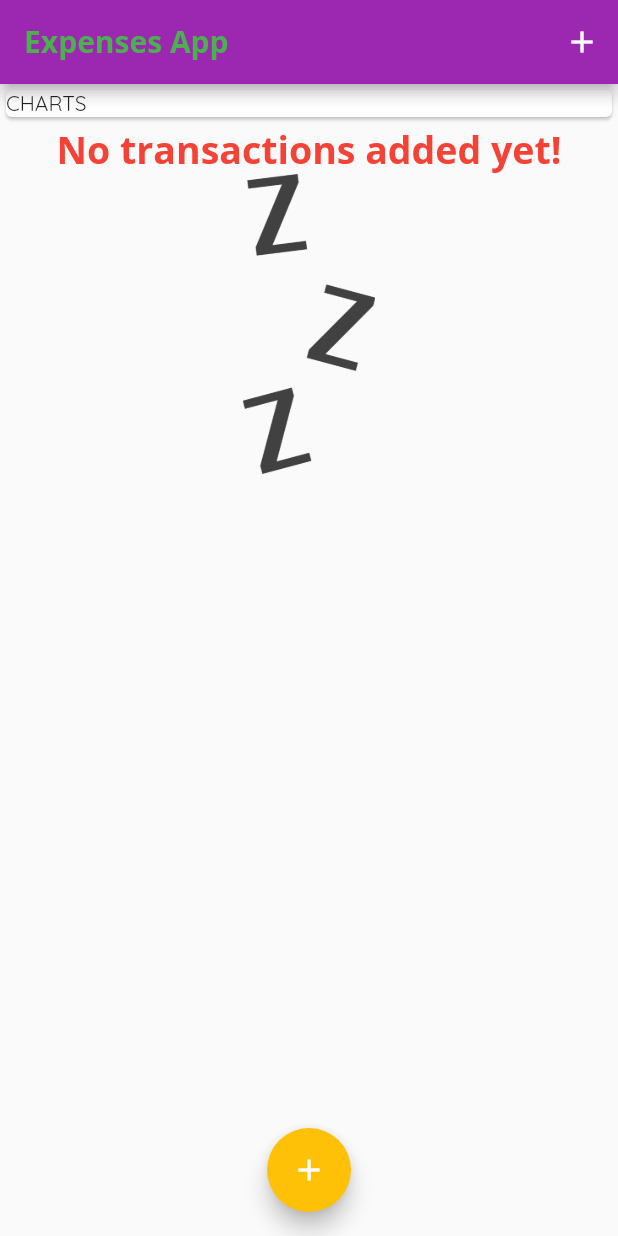
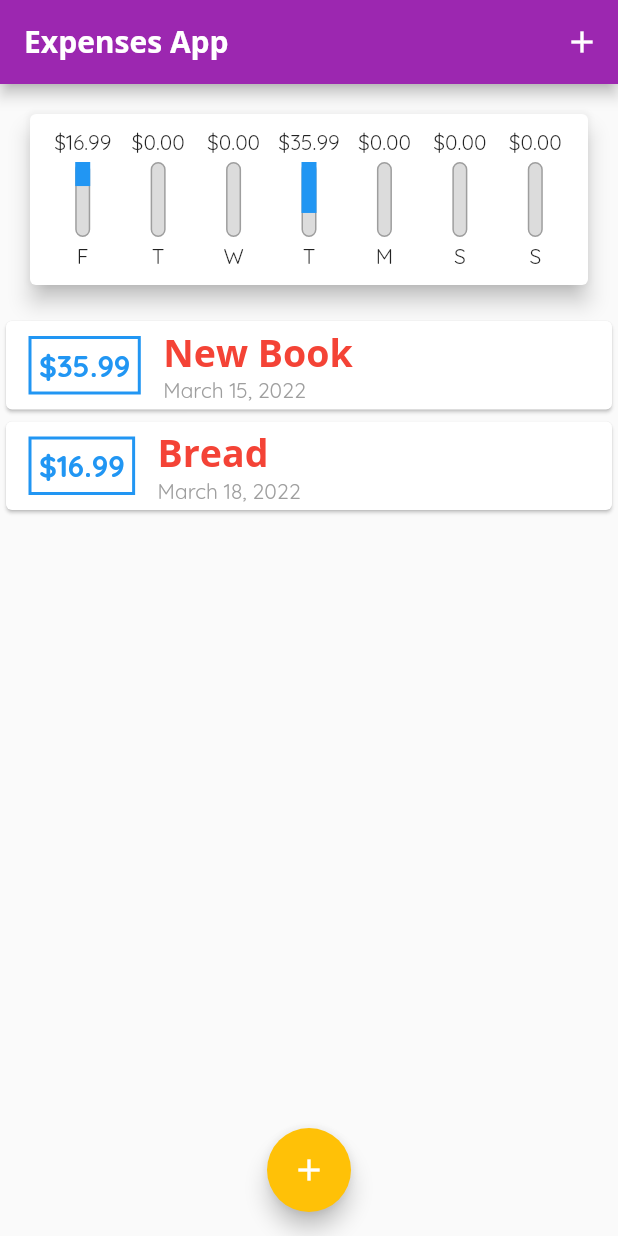
Before and after one commit to rkhaskin/flutter_expense_app, a Flutter app: the screen it shows after launch, on a phone screen of 412 x 824 dp. Run offline on Flutter 3.47's test engine with Material 2 defaults, Android fonts, the phone set to English and light mode, and no system bars.

Commit message:
added chart bars

```diff
--- a/lib/main.dart
+++ b/lib/main.dart
@@ -1,7 +1,7 @@
-import 'package:expenses_app/widgets/transaction_list.dart';
 import 'package:flutter/material.dart';
+import './widgets/new_transaction.dart';
+import './widgets/chart.dart';
 import './widgets/transaction_list.dart';
-import './widgets/new_transaction.dart';
 import './models/transaction.dart';
 
 void main() {
@@ -17,19 +17,26 @@ class MyApp extends StatefulWidget {
 
 class _MyAppState extends State<MyApp> {
   final List<Transaction> _userTransactions = [
-    // Transaction(
-    //   id: 't1',
-    //   title: 'New Book',
-    //   amount: 35.99,
-    //   date: DateTime.now(),
-    // ),
-    // Transaction(
-    //   id: 't2',
-    //   title: 'Bread',
-    //   amount: 16.99,
-    //   date: DateTime.now(),
-    // )
+    Transaction(
+      id: 't1',
+      title: 'New Book',
+      amount: 35.99,
+      date: DateTime.now().subtract(const Duration(days: 3)),
+    ),
+    Transaction(
+      id: 't2',
+      title: 'Bread',
+      amount: 16.99,
+      date: DateTime.now(),
+    )
   ];
+
+  List<Transaction> get _recentTransactions {
+    DateTime back7days = DateTime.now().subtract(const Duration(days: 7));
+    return _userTransactions.where((tx) {
+      return tx.date.isAfter(back7days);
+    }).toList();
+  }
 
   void _addNewTransaction(String title, double amount) {
     final newTx = Transaction(
@@ -77,7 +84,7 @@ class _MyAppState extends State<MyApp> {
               fontFamily: 'OpenSans',
               fontSize: 20,
               fontWeight: FontWeight.bold,
-              color: Colors.green,
+              color: Colors.white,
             ),
           ).headline6,
         ),
@@ -100,12 +107,7 @@ class _MyAppState extends State<MyApp> {
           mainAxisAlignment: MainAxisAlignment.start,
           crossAxisAlignment: CrossAxisAlignment.stretch,
           children: [
-            const SizedBox(
-              width: double.infinity,
-              child: Card(
-                child: Text('CHARTS'),
-              ),
-            ),
+            Chart(_recentTransactions),
             TransactionList(_userTransactions),
           ],
         ),
--- /dev/null
+++ b/lib/widgets/chart.dart
@@ -0,0 +1,64 @@
+import 'package:flutter/material.dart';
+import 'package:intl/intl.dart';
+import '../models/transaction.dart';
+import './chart_bar.dart';
+
+class Chart extends StatelessWidget {
+  const Chart(this.recentTransactions, {Key? key}) : super(key: key);
+
+  final List<Transaction> recentTransactions;
+
+  List<Map<String, Object>> get groupedTransactionValues {
+    return List.generate(7, (index) {
+      final DateTime weekDay = DateTime.now().subtract(
+        Duration(days: index),
+      );
+      double totalSum = 0.0;
+      for (var i = 0; i < recentTransactions.length; i++) {
+        if (recentTransactions[i].date.day == weekDay.day &&
+            recentTransactions[i].date.month == weekDay.month &&
+            recentTransactions[i].date.year == weekDay.year) {
+          totalSum += recentTransactions[i].amount;
+        }
+      }
+
+      // print('aaaa ${DateFormat.E(weekDay)} $totalSum');
+      return {
+        'day': DateFormat.E().format(weekDay).substring(0, 1),
+        'amount': totalSum,
+      };
+    });
+  }
+
+  double get totalSpending {
+    return groupedTransactionValues.fold(0.0, (sum, item) {
+      double res = sum + (item['amount'] as double);
+      return res;
+    });
+  }
+
+  @override
+  Widget build(BuildContext context) {
+    return Card(
+      elevation: 6,
+      margin: const EdgeInsets.all(20),
+      child: Padding(
+        padding: const EdgeInsets.all(10),
+        child: Row(
+          mainAxisAlignment: MainAxisAlignment.spaceAround,
+          children: groupedTransactionValues.map((data) {
+            return Flexible(
+              fit: FlexFit.tight,
+              child: ChartBar(
+                  (data['day'] as String),
+                  (data['amount'] as double),
+                  totalSpending == 0.0
+                      ? 0.0
+                      : (data['amount'] as double) / totalSpending),
+            );
+          }).toList(),
+        ),
+      ),
+    );
+  }
+}
--- /dev/null
+++ b/lib/widgets/chart_bar.dart
@@ -0,0 +1,45 @@
+import 'package:flutter/material.dart';
+
+class ChartBar extends StatelessWidget {
+  final String label;
+  final double spendingAmount;
+  final double spendingPctOfTotal;
+
+  const ChartBar(this.label, this.spendingAmount, this.spendingPctOfTotal,
+      {Key? key})
+      : super(key: key);
+
+  @override
+  Widget build(BuildContext context) {
+    print('$label $spendingAmount $spendingPctOfTotal');
+    return Column(
+      children: [
+        FittedBox(child: Text('\$${spendingAmount.toStringAsFixed(2)}')),
+        const SizedBox(
+          height: 4,
+        ),
+        SizedBox(
+          height: 50,
+          width: 10,
+          child: Stack(children: [
+            Container(
+              decoration: BoxDecoration(
+                border: Border.all(color: Colors.grey, width: 1),
+                color: const Color.fromRGBO(220, 220, 220, 1),
+                borderRadius: BorderRadius.circular(10),
+              ),
+            ),
+            FractionallySizedBox(
+                heightFactor: spendingPctOfTotal,
+                child: Container(
+                  decoration:
+                      BoxDecoration(color: Theme.of(context).primaryColor),
+                ))
+          ]),
+        ),
+        const SizedBox(height: 4),
+        Text(label),
+      ],
+    );
+  }
+}
```
